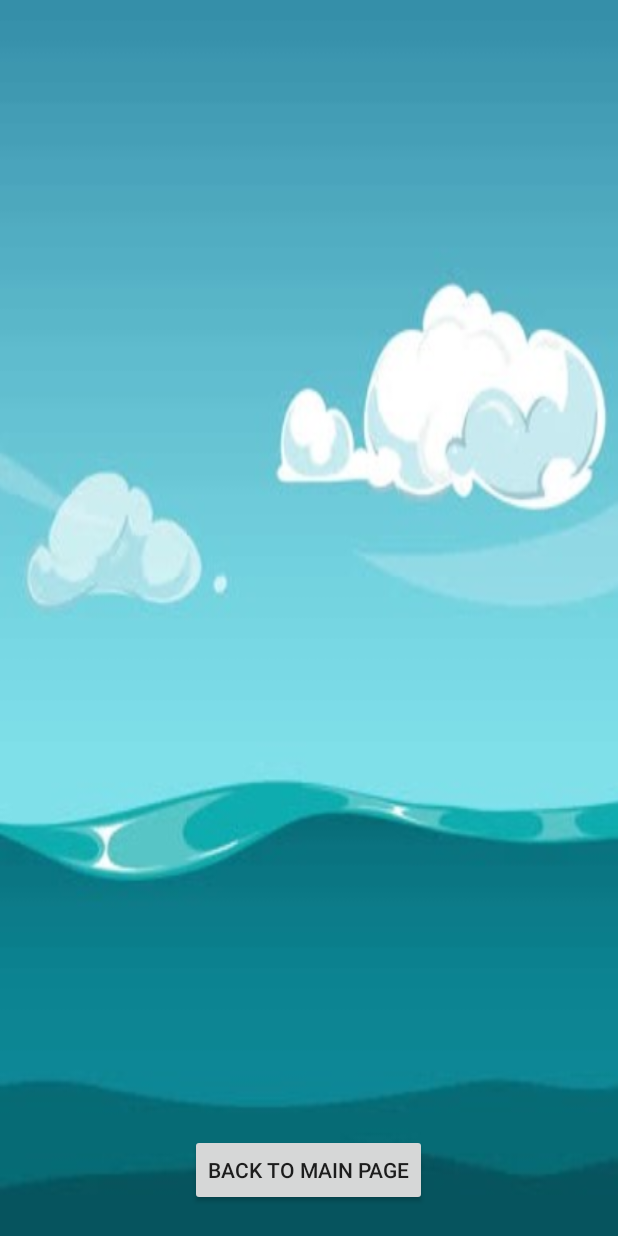
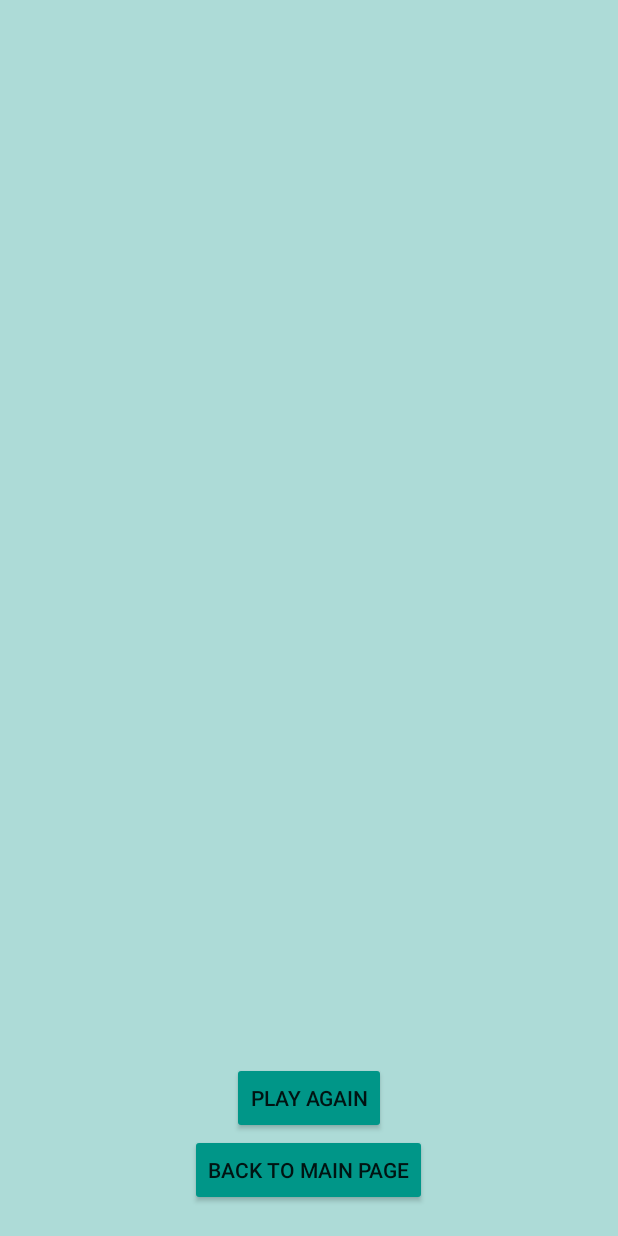
Before and after one commit to tairhassid/Wack-A-Jellyfish-Game, an Android app: the layout activity_game_over.xml on its own in the app's theme, with its tools: preview values and no code run, on a phone screen of 412 x 824 dp. Run offline under Robolectric (Android 15) with nearby library versions, the phone set to English and light mode, and no system bars.

Commit message:
Game over activity is complete as a pop-up window. Added on click events to "back to main menu" and to "play again" buttons.

```diff
--- a/app/src/main/AndroidManifest.xml
+++ b/app/src/main/AndroidManifest.xml
@@ -9,7 +9,7 @@
         android:roundIcon="@mipmap/ic_launcher_round"
         android:supportsRtl="true"
         android:theme="@style/AppTheme">
-        <activity android:name=".GameOverActivity"></activity>
+        <activity android:name=".GameOverActivity" android:theme="@style/AppTheme.PopupTheme"></activity>
         <activity android:name=".GameActivity" />
         <activity android:name=".MainActivity">
             <intent-filter>
--- a/app/src/main/res/layout/activity_game_over.xml
+++ b/app/src/main/res/layout/activity_game_over.xml
@@ -4,8 +4,13 @@
     xmlns:tools="http://schemas.android.com/tools"
     android:layout_width="match_parent"
     android:layout_height="match_parent"
-    tools:context=".GameOverActivity"
-    android:background="@drawable/bg_main">
+    tools:context=".GameOverActivity">
+
+    <LinearLayout
+        android:layout_width="match_parent"
+        android:layout_height="match_parent"
+        android:background="#4F009688">
+    </LinearLayout>
 
     <TextView
         android:id="@+id/game_result_text"
@@ -13,15 +18,35 @@
         android:layout_height="wrap_content"
         android:layout_alignParentTop="true"
         android:layout_centerHorizontal="true"
-        android:layout_marginTop="100sp"
-        android:textSize="70dp" />
+        android:layout_marginTop="80sp"
+        android:textSize="50dp"
+        android:textColor="#F1AC44"/>
+
+    <TextView
+        android:id="@+id/score_and_time_text"
+        android:layout_width="wrap_content"
+        android:layout_height="wrap_content"
+        android:layout_centerHorizontal="true"
+        android:layout_below="@+id/game_result_text"
+        android:textSize="30dp" />
 
     <Button
+        android:id="@+id/back_to_main_button"
         android:layout_width="wrap_content"
         android:layout_height="wrap_content"
         android:text="back to main page"
         android:layout_alignParentBottom="true"
         android:layout_centerHorizontal="true"
-        android:layout_marginBottom="20sp"/>
+        android:layout_marginBottom="20sp"
+        android:backgroundTint="#009688"/>
+
+    <Button
+        android:id="@+id/play_again_button"
+        android:layout_width="wrap_content"
+        android:layout_height="wrap_content"
+        android:text="play again"
+        android:layout_centerHorizontal="true"
+        android:layout_above="@+id/back_to_main_button"
+        android:backgroundTint="#009688"/>
 
 </RelativeLayout>
--- a/app/src/main/res/values/styles.xml
+++ b/app/src/main/res/values/styles.xml
@@ -1,11 +1,21 @@
 <resources>
 
     <!-- Base application theme. -->
-    <style name="AppTheme" parent="Theme.AppCompat.Light.DarkActionBar">
+    <style name="AppTheme" parent="Theme.AppCompat.Light.NoActionBar">
         <!-- Customize your theme here. -->
         <item name="colorPrimary">@color/colorPrimary</item>
         <item name="colorPrimaryDark">@color/colorPrimaryDark</item>
         <item name="colorAccent">@color/colorAccent</item>
     </style>
 
+    <style name="AppTheme.PopupTheme">
+        <item name="android:windowIsTranslucent">true</item>
+        <!--<item name="android:windowCloseOnTouchOutside">true</item>-->
+        <item name="android:windowBackground">@android:color/transparent</item>
+        <item name="android:windowContentOverlay">@null</item>
+        <item name="android:windowNoTitle">true</item>
+        <item name="android:windowIsFloating">true</item>
+        <item name="android:backgroundDimEnabled">false</item>
+    </style>
+
 </resources>
```
Also changed, not shown: app/src/main/java/whack/activities/GameActivity.java (+20 -27 lines), app/src/main/java/whack/activities/GameOverActivity.java (+66 -10 lines), app/src/main/java/whack/utils/ScreenDimensions.java (added, +37 -0 lines).
